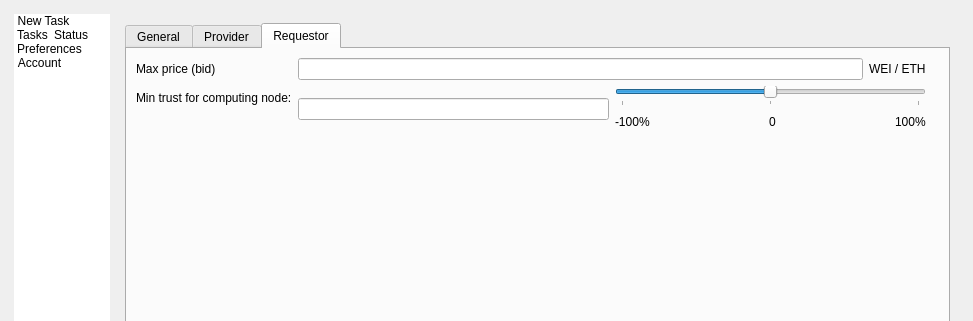
Old version of the form gnr/ui/AppMainWindow.ui in the repository golemfactory/clay; both pictures show x 0 to 973 and y 0 to 321 of the 973 by 689 pixel window.
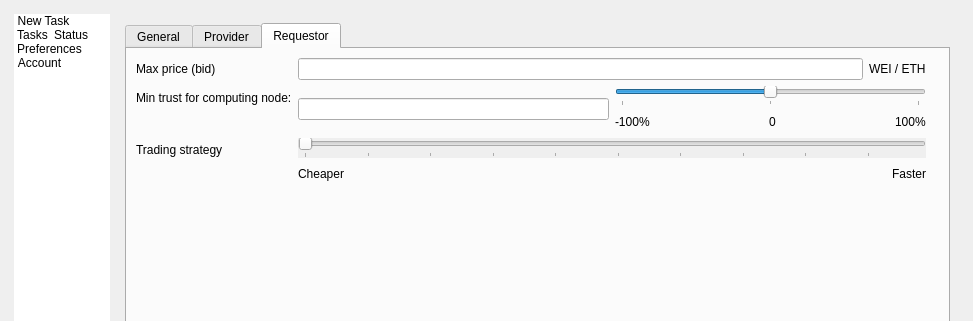
New version of the form. The open tabs and pages were chosen to show the change. Icons and pictures are not drawn. Custom widgets are drawn as their Qt base class.

Commit message:
Trading system prototype #5
Proposal for a new trading system

What changed in the file:
```diff
--- a/gnr/ui/AppMainWindow.ui
+++ b/gnr/ui/AppMainWindow.ui
@@ -2268,6 +2268,82 @@
                       </item>
                      </layout>
                     </item>
+                    <item row="2" column="1">
+                     <layout class="QVBoxLayout" name="verticalLayout_6">
+                      <property name="bottomMargin">
+                       <number>0</number>
+                      </property>
+                      <item>
+                       <widget class="QSlider" name="tradingStrategySlider">
+                        <property name="mouseTracking">
+                         <bool>false</bool>
+                        </property>
+                        <property name="autoFillBackground">
+                         <bool>true</bool>
+                        </property>
+                        <property name="minimum">
+                         <number>1</number>
+                        </property>
+                        <property name="orientation">
+                         <enum>Qt::Horizontal</enum>
+                        </property>
+                        <property name="invertedAppearance">
+                         <bool>false</bool>
+                        </property>
+                        <property name="invertedControls">
+                         <bool>false</bool>
+                        </property>
+                        <property name="tickPosition">
+                         <enum>QSlider::TicksBelow</enum>
+                        </property>
+                       </widget>
+                      </item>
+                      <item>
+                       <layout class="QHBoxLayout" name="horizontalLayout_26">
+                        <property name="bottomMargin">
+                         <number>0</number>
+                        </property>
+                        <item>
+                         <widget class="QLabel" name="TradingCheaperLabel">
+                          <property name="text">
+                           <string>Cheaper</string>
+                          </property>
+                         </widget>
+                        </item>
+                        <item>
+                         <spacer name="TradingLabelSpacer">
+                          <property name="orientation">
+                           <enum>Qt::Horizontal</enum>
+                          </property>
+                          <property name="sizeHint" stdset="0">
+                           <size>
+                            <width>40</width>
+                            <height>20</height>
+                           </size>
+                          </property>
+                         </spacer>
+                        </item>
+                        <item>
+                         <widget class="QLabel" name="TradingFasterLabel">
+                          <property name="text">
+                           <string>Faster</string>
+                          </property>
+                         </widget>
+                        </item>
+                       </layout>
+                      </item>
+                     </layout>
+                    </item>
+                    <item row="2" column="0">
+                     <widget class="QLabel" name="TradingLabel">
+                      <property name="toolTip">
+                       <string>Decide if you want to make your computations faster or cheaper</string>
+                      </property>
+                      <property name="text">
+                       <string>Trading strategy</string>
+                      </property>
+                     </widget>
+                    </item>
                    </layout>
                   </item>
                  </layout>
```
Left out of the diff: 89 changed lines with no effect on the pictures. The commit also changes 3 other files.
